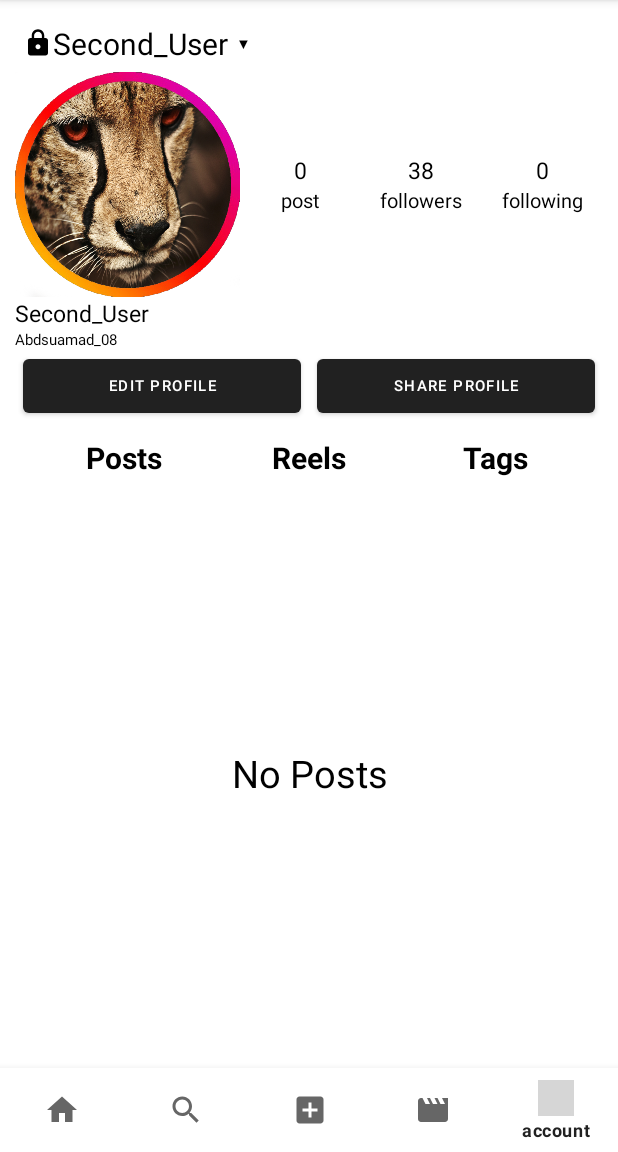
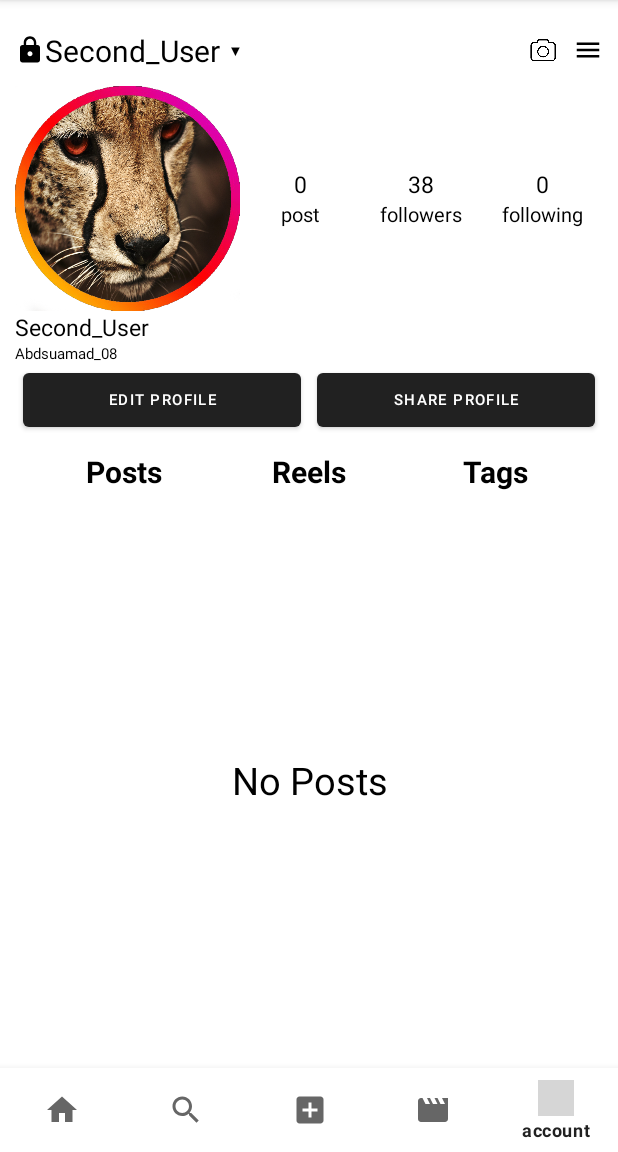
Before and after one commit to Abdusamad2008/Insstagram.uz, an Android app: the screen it shows after launch (MainActivity), item 5 of the bottom bar chosen, on a phone screen of 412 x 824 dp, the part 84-1236 px from its top. Run offline under Robolectric (Android 15) with nearby library versions, the phone set to English and light mode, and no system bars; grey boxes are pictures that could not be loaded.

Commit message:
17.06.2023

```diff
--- /dev/null
+++ b/app/src/main/res/drawable/icon_menu.xml
@@ -0,0 +1,5 @@
+<vector android:height="24dp" android:tint="#000000"
+    android:viewportHeight="24" android:viewportWidth="24"
+    android:width="24dp" xmlns:android="http://schemas.android.com/apk/res/android">
+    <path android:fillColor="@android:color/white" android:pathData="M3,18h18v-2L3,16v2zM3,13h18v-2L3,11v2zM3,6v2h18L21,6L3,6z"/>
+</vector>
--- a/app/src/main/res/layout/insta_layout_5.xml
+++ b/app/src/main/res/layout/insta_layout_5.xml
@@ -9,7 +9,7 @@
     <LinearLayout
         android:layout_width="match_parent"
         android:layout_height="wrap_content"
-        android:layout_margin="5dp"
+        android:layout_marginVertical="10dp"
         android:orientation="horizontal">
 
         <ImageView
@@ -27,14 +27,27 @@
             android:textSize="20sp" />
 
         <TextView
-            android:layout_width="wrap_content"
+            android:layout_width="0dp"
             android:layout_height="wrap_content"
             android:layout_gravity="center"
             android:layout_marginHorizontal="5dp"
+            android:layout_weight="1"
             android:text="▼"
             android:textColor="@color/black"
             android:textSize="10sp" />
 
+        <ImageView
+            android:layout_width="20dp"
+            android:layout_height="20dp"
+            android:layout_gravity="center"
+            android:layout_marginHorizontal="10dp"
+            android:src="@drawable/reels_camera" />
+
+        <ImageView
+            android:layout_width="20dp"
+            android:layout_height="20dp"
+            android:layout_gravity="center"
+            android:src="@drawable/icon_menu" />
 
     </LinearLayout>
 
@@ -49,11 +62,11 @@
             android:src="@drawable/acc_circle_2" />
 
         <LinearLayout
-            android:layout_marginHorizontal="5dp"
-            android:layout_weight="1"
             android:layout_width="match_parent"
             android:layout_height="wrap_content"
             android:layout_gravity="center"
+            android:layout_marginHorizontal="5dp"
+            android:layout_weight="1"
             android:gravity="center"
             android:orientation="vertical">
 
@@ -74,11 +87,11 @@
         </LinearLayout>
 
         <LinearLayout
-            android:layout_marginHorizontal="5dp"
-            android:layout_weight="1"
             android:layout_width="match_parent"
             android:layout_height="wrap_content"
             android:layout_gravity="center"
+            android:layout_marginHorizontal="5dp"
+            android:layout_weight="1"
             android:gravity="center"
             android:orientation="vertical">
 
@@ -99,11 +112,11 @@
         </LinearLayout>
 
         <LinearLayout
-            android:layout_marginHorizontal="5dp"
-            android:layout_weight="1"
             android:layout_width="match_parent"
             android:layout_height="wrap_content"
             android:layout_gravity="center"
+            android:layout_marginHorizontal="5dp"
+            android:layout_weight="1"
             android:gravity="center"
             android:orientation="vertical">
 
@@ -163,8 +176,8 @@
             android:layout_marginHorizontal="5dp"
             android:layout_weight="1"
             android:text="Share Profile"
-            android:textSize="10sp"
-            android:textColor="@color/white"/>
+            android:textColor="@color/white"
+            android:textSize="10sp" />
 
 
     </LinearLayout>
--- a/app/src/main/res/values/colors.xml
+++ b/app/src/main/res/values/colors.xml
@@ -5,4 +5,5 @@
     <color name="green">#4CAF50</color>
     <color name="purple">#9C27B0</color>
     <color name="light_green">#8BC34A</color>
+    <color name="gray">#666666</color>
 </resources>
```
Also changed, not shown: app/src/main/java/com/abdusamad/insstagram/ShareProfile.kt (+23 -0 lines), app/src/main/res/layout/send_bottomsheet_layout.xml (added, +159 -0 lines), app/src/main/res/layout/share_profiel_layout.xml (+31 -6 lines).
